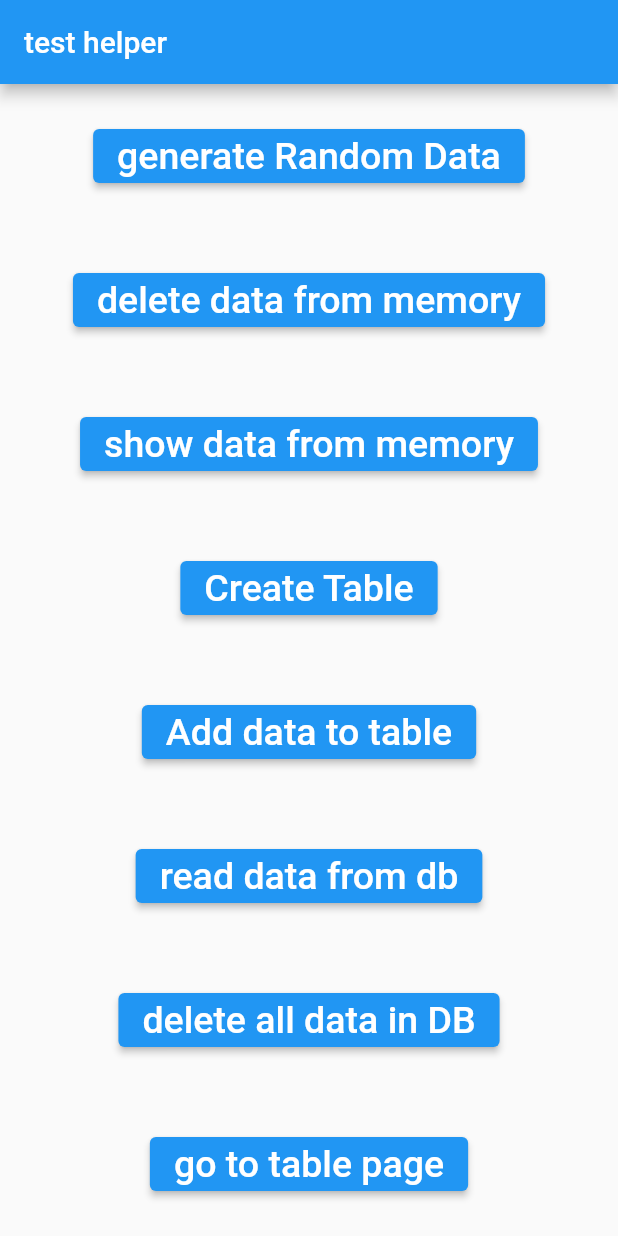
After one commit to mhussin2008/generalSQFLite, a Flutter app: the testHelperHome screen opened directly, after a tap on "generate Random Data", on a phone screen of 412 x 824 dp. The commit adds this screen. Run offline on Flutter 3.47's test engine with Material 2 defaults, Android fonts, the phone set to English and light mode, and no system bars; our stand-ins replace sqflite; missing offline and left inert: horizontal_data_table, word_generator; accounts and stored records are empty.

Commit message:
tablw working 1

```diff
--- a/lib/dbHelper/main_testHelper.dart
+++ b/lib/dbHelper/main_testHelper.dart
@@ -2,5 +2,5 @@ import 'package:flutter/material.dart';
 import 'myapp_test.dart';
 
 void main() {
-  runApp(const testHelper());
+  runApp( testHelper());
 }
--- /dev/null
+++ b/lib/dbHelper/testHelperHome.dart
@@ -0,0 +1,82 @@
+import 'package:flutter/material.dart';
+import 'package:generaldbase/dbHelper/tableViewerPage.dart';
+import 'package:generaldbase/dbHelper/theData.dart';
+
+class testHelperHome extends StatelessWidget {
+  const testHelperHome({super.key});
+
+
+  @override
+  Widget build(BuildContext context) {
+    TextStyle _mystyle=  const TextStyle(fontSize: 25);
+    return Scaffold(
+      appBar: AppBar(
+        title: const Text('test helper'),
+      ),
+      body: Center(
+        child: Column(
+          mainAxisAlignment: MainAxisAlignment.spaceAround,
+          children: [
+            ElevatedButton(
+              onPressed: () {
+                myRecords.generateData();
+                print(mydbHelper.hashCode);
+                print(mydbHelper.db.path);
+                myRecords.printData();
+              },
+              child:  Text('generate Random Data',style:  _mystyle),
+            ),
+            ElevatedButton(
+                onPressed: () {
+                  myRecords.recordsList.clear();
+                },
+                child:  Text('delete data from memory',style:  _mystyle)),
+            ElevatedButton(
+                onPressed: () {
+                  showDataFromMemory();
+                },
+                child:  Text('show data from memory',style:  _mystyle)),
+            ElevatedButton(
+                onPressed: () {
+                  mydbHelper.createTable();
+                },
+                child:  Text('Create Table',style:  _mystyle)),
+            ElevatedButton(
+                onPressed: () {
+                  mydbHelper.addDatatoTable(myRecords.recordsList);
+                },
+                child:  Text('Add data to table',style:  _mystyle)),
+            ElevatedButton(
+                onPressed: () {
+                  mydbHelper.readFromDatabase();
+                },
+                child:  Text('read data from db',style:  _mystyle)),
+            ElevatedButton(
+                onPressed: () {
+                  mydbHelper.deleteDataInTable();
+                },
+                child:  Text('delete all data in DB',style:  _mystyle)),
+
+            ElevatedButton(
+                onPressed: () {
+                  Navigator.push(
+                      context,
+                      MaterialPageRoute(builder: (context) =>  tableViewerPage()));
+                },
+                child:  Text('go to table page',style:  _mystyle)),
+
+          ],
+        ),
+      ),
+    );
+  }
+
+  void showDataFromMemory() {
+    myRecords.recordsList.forEach((element) {
+
+      print(element);
+    });
+  }
+
+
+}
```
Also changed, not shown: lib/dbHelper/SimpleTable.dart (added, +133 -0 lines), lib/dbHelper/myapp_test.dart (+4 -59 lines), lib/dbHelper/tableViewerPage.dart (added, +22 -0 lines).
